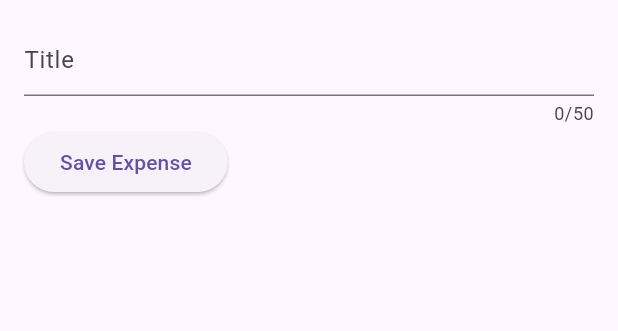
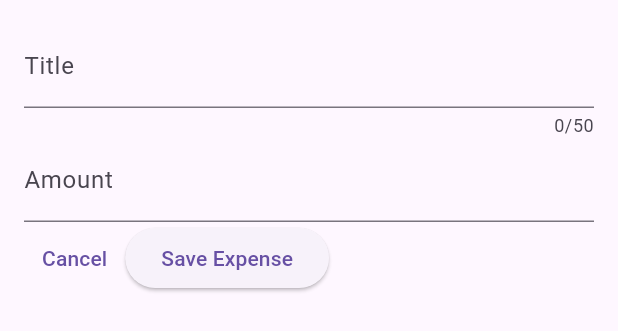
Before and after one commit to Mostafa-Awaad/EXpense_Tracker_App, a Flutter app: the NewExpense widget shown alone on an empty page, opened directly, after a tap on "Save Expense", on a phone screen of 412 x 824 dp. Shown: the top 331 px of the screen. Run offline on Flutter 3.47's test engine with Material 3 defaults, Android fonts, the phone set to English and light mode, and no system bars.

Commit message:
Add Input field for amount value in Modal sheet

```diff
--- a/lib/widgets/new_expense.dart
+++ b/lib/widgets/new_expense.dart
@@ -1,10 +1,6 @@
 import 'package:flutter/material.dart';
 
 var _enteredTitle = '';
-
-void _inputTitle(String inputValue) {
-  _enteredTitle = inputValue;
-}
 
 class NewExpense extends StatefulWidget {
   const NewExpense({super.key});
@@ -15,24 +11,47 @@ class NewExpense extends StatefulWidget {
 }
 
 class _NewExpenseState extends State<NewExpense> {
+  final _titleController = TextEditingController();
+  final _amountController = TextEditingController();
+  @override
+  void dispose() {
+    // TODO: implement dispose
+    _titleController.dispose();
+    _amountController.dispose();
+    super.dispose();
+  }
+
   @override
   Widget build(BuildContext context) {
     return Padding(
       padding: const EdgeInsets.all(16),
       child: Column(
         children: [
-          const TextField(
-            onChanged: _inputTitle,
+          TextField(
+            controller: _titleController,
             maxLength: 50,
-            decoration: InputDecoration(
-              hintText: "Title",
+            decoration: const InputDecoration(
+              label: Text('Title'),
+            ),
+          ),
+          TextField(
+            controller: _amountController,
+            keyboardType: TextInputType.number,
+            decoration: const InputDecoration(
+              prefixText: '\$ ',
+              label: Text('Amount'),
             ),
           ),
           Row(
             children: [
+              TextButton(
+                onPressed: () {},
+                child: Text("Cancel"),
+              ),
               ElevatedButton(
                 onPressed: () {
-                  print(_enteredTitle);
+                  print(_titleController.text);
+                  print(_amountController);
                 },
                 child: Text("Save Expense"),
               ),
```
